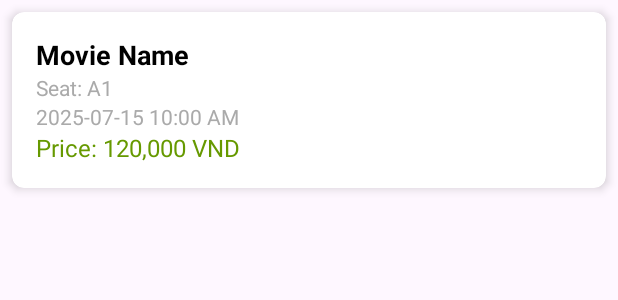
After one commit to Wizin25/MovieTicketBox_Android_Java, an Android app: the layout item_ticket.xml on its own in the app's theme, with its tools: preview values and no code run, on a phone screen of 412 x 824 dp. The commit adds this screen. Shown: the top 300 px of the screen. Run offline under Robolectric (Android 15) with nearby library versions, the phone set to English and light mode, and no system bars.

Commit message:
update tickett

```diff
--- a/app/src/main/java/com/example/movieticketbox/ApiService.java
+++ b/app/src/main/java/com/example/movieticketbox/ApiService.java
@@ -4,9 +4,11 @@ import com.example.movieticketbox.Login.LoginRequest;
 import com.example.movieticketbox.Login.LoginResponse;
 import com.example.movieticketbox.Login.RegisterRequest;
 import com.example.movieticketbox.Login.RegisterResponse;
+import com.example.movieticketbox.ui.Ticket.TicketResponse;
 
 import retrofit2.Call;
 import retrofit2.http.Body;
+import retrofit2.http.GET;
 import retrofit2.http.POST;
 
 public interface ApiService {
@@ -15,4 +17,7 @@ public interface ApiService {
 
     @POST("Authentication/register")
     Call<RegisterResponse> register(@Body RegisterRequest registerRequest);
+
+    @GET("api/tickets")  // Endpoint mà bạn sẽ gọi
+    Call<TicketResponse> getTickets();
 }
--- /dev/null
+++ b/app/src/main/java/com/example/movieticketbox/BookedTicketsFragment.java
@@ -0,0 +1,6 @@
+package com.example.movieticketbox;
+
+import android.app.Activity;
+
+public class BookedTicketsFragment extends Activity {
+}
--- a/app/src/main/java/com/example/movieticketbox/MainActivity.java
+++ b/app/src/main/java/com/example/movieticketbox/MainActivity.java
@@ -25,10 +25,11 @@ public class MainActivity extends AppCompatActivity {
         binding = ActivityMainBinding.inflate(getLayoutInflater());
         setContentView(binding.getRoot());
 
+
         BottomNavigationView navView = findViewById(R.id.bottom_nav_view);
 
         AppBarConfiguration appBarConfiguration = new AppBarConfiguration.Builder(
-                R.id.navigation_home, R.id.navigation_ticket, R.id.navigation_movie, R.id.navigation_profile)
+                R.id.navigation_home, R.id.fragment_booked_tickets, R.id.navigation_movie, R.id.navigation_profile)
                 .build();
         NavController navController = Navigation.findNavController(this, R.id.nav_host_fragment_activity_main);
 
--- /dev/null
+++ b/app/src/main/res/layout/item_ticket.xml
@@ -0,0 +1,57 @@
+<?xml version="1.0" encoding="utf-8"?>
+<androidx.cardview.widget.CardView xmlns:android="http://schemas.android.com/apk/res/android"
+    xmlns:app="http://schemas.android.com/apk/res-auto"
+    xmlns:tools="http://schemas.android.com/tools"
+    android:layout_width="match_parent"
+    android:layout_height="wrap_content"
+    app:cardCornerRadius="8dp"
+    app:cardElevation="4dp"
+    android:layout_margin="8dp"
+
+    >
+
+    <LinearLayout
+        android:layout_width="match_parent"
+        android:layout_height="wrap_content"
+        android:orientation="vertical"
+        android:padding="16dp">
+
+        <!-- Movie Name -->
+        <TextView
+            android:id="@+id/tvMovieName"
+            android:layout_width="wrap_content"
+            android:layout_height="wrap_content"
+            android:text="Movie Name"
+            android:textSize="18sp"
+            android:textStyle="bold"
+            android:textColor="@android:color/black"/>
+
+        <!-- Seat Info -->
+        <TextView
+            android:id="@+id/tvSeatInfo"
+            android:layout_width="wrap_content"
+            android:layout_height="wrap_content"
+            android:text="Seat: A1"
+            android:textSize="14sp"
+            android:textColor="@android:color/darker_gray"/>
+
+        <!-- Show DateTime -->
+        <TextView
+            android:id="@+id/tvShowDateTime"
+            android:layout_width="wrap_content"
+            android:layout_height="wrap_content"
+            android:text="2025-07-15 10:00 AM"
+            android:textSize="14sp"
+            android:textColor="@android:color/darker_gray"/>
+
+        <!-- Price -->
+        <TextView
+            android:id="@+id/tvPrice"
+            android:layout_width="wrap_content"
+            android:layout_height="wrap_content"
+            android:text="Price: 120,000 VND"
+            android:textSize="16sp"
+            android:textColor="@android:color/holo_green_dark"/>
+    </LinearLayout>
+
+</androidx.cardview.widget.CardView>
--- a/gradle/libs.versions.toml
+++ b/gradle/libs.versions.toml
@@ -1,5 +1,5 @@
 [versions]
-agp = "8.7.0"
+agp = "8.6.0"
 junit = "4.13.2"
 junitVersion = "1.2.1"
 espressoCore = "3.6.1"
@@ -30,8 +30,8 @@ lifecycle-viewmodel-ktx = { group = "androidx.lifecycle", name = "lifecycle-view
 navigation-fragment = { group = "androidx.navigation", name = "navigation-fragment", version.ref = "navigationFragment" }
 navigation-ui = { group = "androidx.navigation", name = "navigation-ui", version.ref = "navigationUi" }
 tools-core = { group = "androidx.privacysandbox.tools", name = "tools-core", version.ref = "toolsCore" }
-play-services-maps = { group = "com.google.android.gms", name = "play-services-maps", version.ref = "playServicesMaps" }
-play-services-location = { group = "com.google.android.gms", name = "play-services-location", version.ref = "playServicesLocation" }
+play-services-maps = { group = "com.google.android.gms", name = "play-services-maps", version = "19.1.0" }
+play-services-location = { group = "com.google.android.gms", name = "play-services-location", version = "21.3.0" }
 
 [plugins]
 android-application = { id = "com.android.application", version.ref = "agp" }
```
Also changed, not shown: app/build.gradle.kts (+8 -7 lines), app/src/main/AndroidManifest.xml (+8 -1 lines), app/src/main/java/com/example/movieticketbox/ui/ApiClient.java (added, +26 -0 lines), app/src/main/java/com/example/movieticketbox/ui/Ticket/BookedTicketsFragment.java (added, +41 -0 lines), app/src/main/java/com/example/movieticketbox/ui/Ticket/Ticket.java (+44 -43 lines), app/src/main/java/com/example/movieticketbox/ui/Ticket/TicketAdapter.java (added, +69 -0 lines), app/src/main/java/com/example/movieticketbox/ui/Ticket/TicketFragment.java (added, +55 -0 lines), app/src/main/java/com/example/movieticketbox/ui/Ticket/TicketResponse.java (added, +52 -0 lines), app/src/main/java/com/example/movieticketbox/ui/Ticket/TicketViewModel.java (+38 -1 lines), app/src/main/res/layout/fragment_booked_tickets.xml (added, +115 -0 lines), app/src/main/res/menu/bottom_nav_menu.xml (+8 -0 lines), app/src/main/res/navigation/mobile_navigation.xml (+19 -4 lines), 5 other files.
